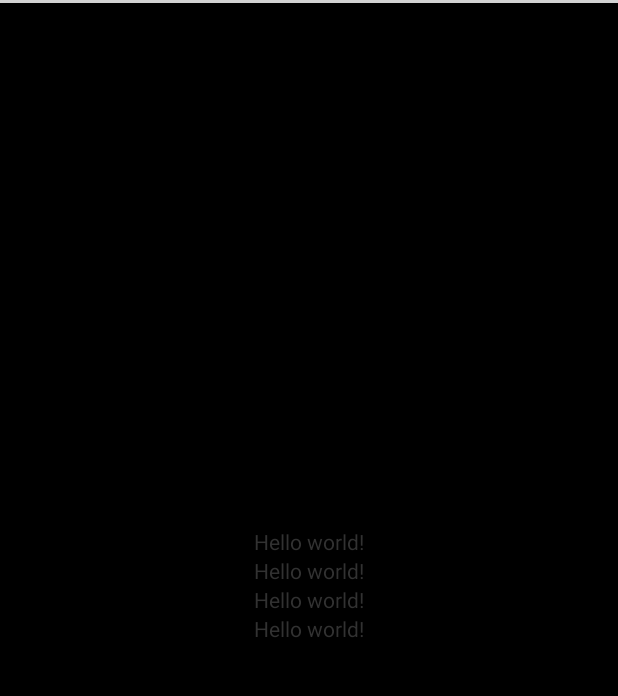
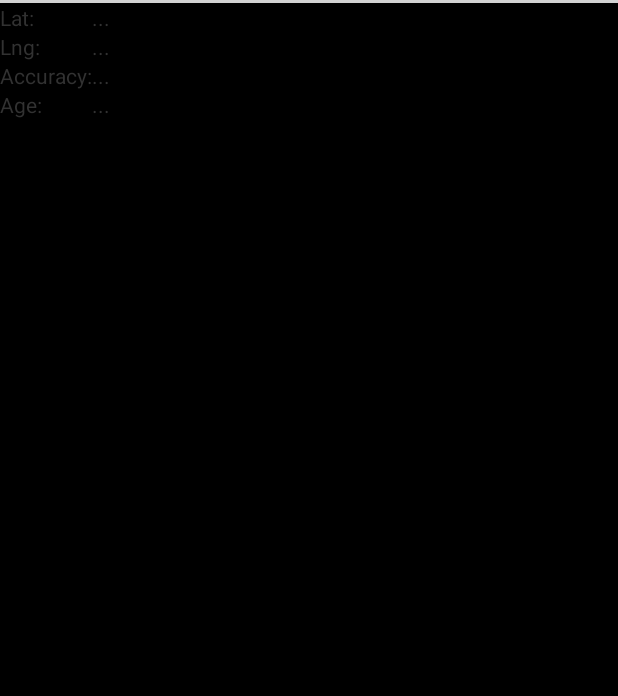
Before and after one commit to Jeffsul/conference-glass-app, an Android app: the layout live_card.xml on its own in the app's theme, with its tools: preview values and no code run, on a phone screen of 412 x 824 dp, the part 69-765 px from its top. Run offline under Robolectric (Android 15) with nearby library versions, the phone set to English and light mode, and no system bars.

Commit message:
Refactoring GPS tracking card

```diff
--- a/GlassConference/app/src/main/res/layout/live_card.xml
+++ b/GlassConference/app/src/main/res/layout/live_card.xml
@@ -1,39 +1,50 @@
-<FrameLayout
+<GridLayout
     xmlns:android="http://schemas.android.com/apk/res/android"
     android:layout_width="match_parent"
     android:layout_height="match_parent"
-    android:background="@color/black" >
+    android:columnCount="2"
+    android:rowCount="4"
+    android:orientation="horizontal"
+    android:background="@color/black">
 
-    <LinearLayout
+    <TextView
         android:layout_width="wrap_content"
         android:layout_height="wrap_content"
-        android:layout_gravity="center"
-        android:orientation="vertical" >
-
+        android:text="@string/label_lat" />
     <TextView
         android:id="@+id/lat"
         android:layout_width="wrap_content"
         android:layout_height="wrap_content"
-            android:text="@string/hello_world" />
+        android:text="@string/loading" />
 
+    <TextView
+        android:layout_width="wrap_content"
+        android:layout_height="wrap_content"
+        android:text="@string/label_lng" />
     <TextView
         android:id="@+id/lng"
         android:layout_width="wrap_content"
         android:layout_height="wrap_content"
-            android:text="@string/hello_world" />
+        android:text="@string/loading" />
 
+    <TextView
+        android:layout_width="wrap_content"
+        android:layout_height="wrap_content"
+        android:text="@string/label_accuracy" />
     <TextView
         android:id="@+id/accuracy"
         android:layout_width="wrap_content"
         android:layout_height="wrap_content"
-            android:text="@string/hello_world" />
+        android:text="@string/loading" />
 
+    <TextView
+        android:layout_width="wrap_content"
+        android:layout_height="wrap_content"
+        android:text="@string/label_age" />
     <TextView
         android:id="@+id/age"
         android:layout_width="wrap_content"
         android:layout_height="wrap_content"
-            android:text="@string/hello_world" />
+        android:text="@string/loading" />
 
-    </LinearLayout>
-
-</FrameLayout>
+</GridLayout>
--- a/GlassConference/app/src/main/res/values/strings.xml
+++ b/GlassConference/app/src/main/res/values/strings.xml
@@ -2,8 +2,12 @@
 <resources>
 
     <string name="app_name">GlassConference</string>
-    <string name="title_activity_live_card_service">Hello World LiveCard</string>
+    <string name="title_activity_live_card_service">GlassConference Demo</string>
     <string name="action_stop">Stop</string>
-    <string name="hello_world">Hello world!</string>
+    <string name="loading">...</string>
+    <string name="label_age">Age: </string>
+    <string name="label_lat">Lat: </string>
+    <string name="label_lng">Lng: </string>
+    <string name="label_accuracy">Accuracy: </string>
 
 </resources>
```
Also changed, not shown: GlassConference/app/src/main/java/com/syde461/group6/glassconference/LiveCardService.java (+27 -22 lines). Lines whose indentation alone changed are shown as unchanged.
